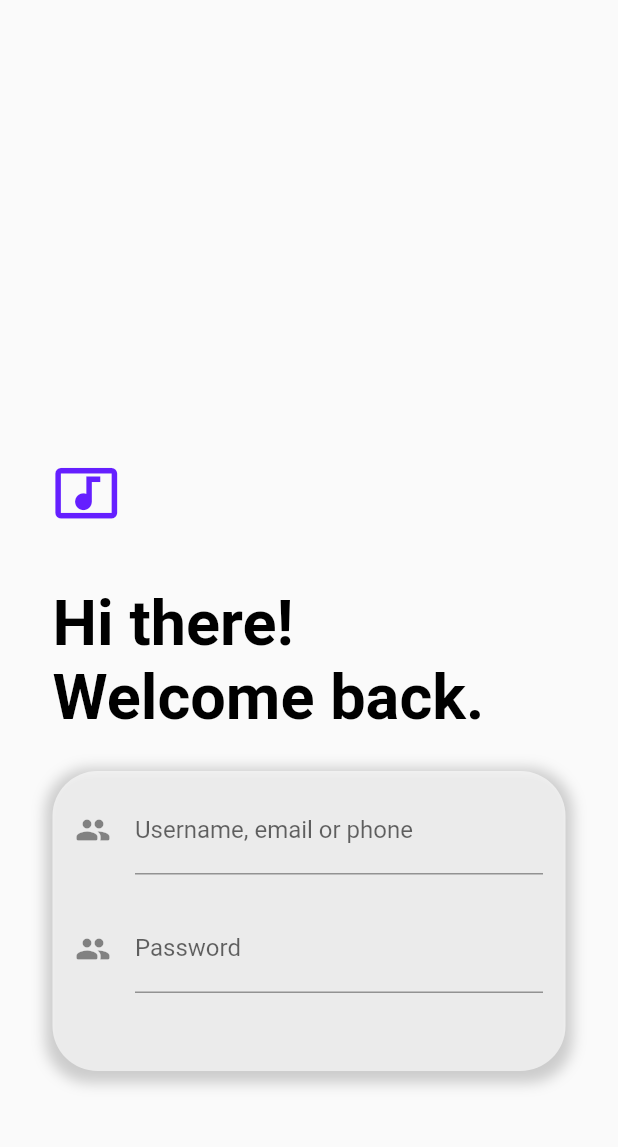
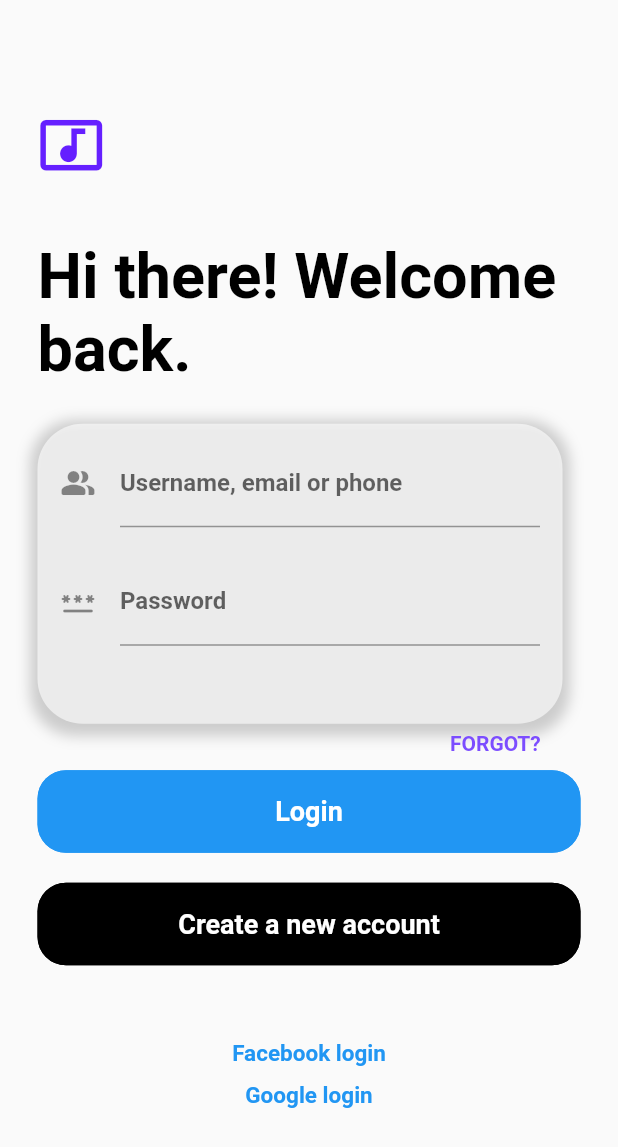
Before and after one commit to julicam10/Music-App-Basic-UI, a Flutter app: the screen it shows after launch, after a tap on "Login", on a phone screen of 412 x 824 dp. Shown: the top 1147 px of the screen. Run offline on Flutter 3.47's test engine with Material 2 defaults, Android fonts, the phone set to English and light mode, and no system bars.

Commit message:
Se termino la interfaz de login y se comenzo a trabajar en la interfaz de signup

```diff
--- a/lib/pages/login_page.dart
+++ b/lib/pages/login_page.dart
@@ -1,8 +1,10 @@
 import 'package:flutter/material.dart';
 import 'package:music_app_ui/widgets/main_text.dart';
 
+import '../widgets/buttons_login.dart';
 import '../widgets/icon_logo.dart';
 import '../widgets/textform.dart';
+import '../widgets/texts_login.dart';
 
 class LoginPage extends StatelessWidget {
   const LoginPage({Key? key}) : super(key: key);
@@ -11,25 +13,63 @@ class LoginPage extends StatelessWidget {
   Widget build(BuildContext context) {
     return Scaffold(
       body: Container(
-        padding:
-            const EdgeInsets.only(left: 35, right: 35, top: 75, bottom: 100),
+        alignment: Alignment.center,
+        padding: const EdgeInsets.only(top: 25, bottom: 25),
+        child: SingleChildScrollView(
           child: Column(
             mainAxisAlignment: MainAxisAlignment.end,
             crossAxisAlignment: CrossAxisAlignment.start,
             children: const [
               Padding(
-              padding: EdgeInsets.symmetric(vertical: 10),
+                padding: EdgeInsets.symmetric(vertical: 10, horizontal: 25),
                 child: IconLogo(size: 45),
               ),
               Padding(
-              padding: EdgeInsets.symmetric(vertical: 10),
+                padding: EdgeInsets.symmetric(vertical: 10, horizontal: 25),
                 child: MainText(text: 'Hi there! Welcome back.'),
               ),
               Padding(
-              padding: EdgeInsets.symmetric(vertical: 10),
+                padding: EdgeInsets.only(top: 10, bottom: 5, left: 25),
                 child: ContainerTextFrom(),
-            )
+              ),
+              Padding(
+                padding: EdgeInsets.only(left: 300),
+                child: Text(
+                  'FORGOT?',
+                  style: TextStyle(
+                    fontWeight: FontWeight.bold,
+                    color: Colors.deepPurpleAccent,
+                  ),
+                ),
+              ),
+              Padding(
+                padding: EdgeInsets.symmetric(vertical: 10, horizontal: 25),
+                child: Buttons(
+                  text: 'Login',
+                  color: Colors.blue,
+                ),
+              ),
+              Padding(
+                padding: EdgeInsets.symmetric(vertical: 10, horizontal: 25),
+                child: Buttons(
+                  text: 'Create a new account',
+                  color: Colors.black,
+                ),
+              ),
+              Padding(
+                padding: EdgeInsets.only(top: 40, bottom: 5),
+                child: TextsLogins(
+                  text: 'Facebook login',
+                ),
+              ),
+              Padding(
+                padding: EdgeInsets.only(top: 5, bottom: 35),
+                child: TextsLogins(
+                  text: 'Google login',
+                ),
+              ),
             ],
+          ),
         ),
       ),
     );
--- /dev/null
+++ b/lib/widgets/buttons_login.dart
@@ -0,0 +1,38 @@
+import 'package:flutter/material.dart';
+
+class Buttons extends StatelessWidget {
+  const Buttons({
+    Key? key,
+    required this.text,
+    required this.color,
+  }) : super(key: key);
+
+  final String text;
+  final Color color;
+
+  @override
+  Widget build(BuildContext context) {
+    return ElevatedButton(
+      style: ElevatedButton.styleFrom(
+        fixedSize: const Size(500, 55),
+        side: BorderSide(width: 1, color: color),
+        primary: color,
+        onPrimary: color,
+        elevation: 0,
+        shape: RoundedRectangleBorder(
+          borderRadius: BorderRadius.circular(19),
+        ),
+        alignment: Alignment.center,
+      ),
+      child: Text(
+        text,
+        style: const TextStyle(
+          fontWeight: FontWeight.bold,
+          color: Colors.white,
+          fontSize: 18,
+        ),
+      ),
+      onPressed: () => Navigator.pushNamed(context, 'singup_page'),
+    );
+  }
+}
--- a/lib/widgets/textform.dart
+++ b/lib/widgets/textform.dart
@@ -28,11 +28,20 @@ class ContainerTextFrom extends StatelessWidget {
               child: TextFormLogin(
                 hintText: 'Username, email or phone',
                 label: 'Username, email or phone',
+                icon: Icon(Icons.people_alt_rounded),
+                textInputType: TextInputType.emailAddress,
+                obscureText: false,
               ),
             ),
             Padding(
               padding: EdgeInsets.symmetric(horizontal: 15, vertical: 10),
-              child: TextFormLogin(hintText: 'Password', label: 'Password'),
+              child: TextFormLogin(
+                hintText: 'Password',
+                label: 'Password',
+                icon: Icon(Icons.password_rounded),
+                textInputType: TextInputType.visiblePassword,
+                obscureText: true,
+              ),
             ),
           ],
         ),
@@ -46,19 +55,29 @@ class TextFormLogin extends StatelessWidget {
     Key? key,
     required this.hintText,
     required this.label,
+    this.icon,
+    required this.textInputType,
+    required this.obscureText,
   }) : super(key: key);
 
   final String hintText;
   final String label;
+  final Icon? icon;
+  final TextInputType textInputType;
+  final bool obscureText;
 
   @override
   Widget build(BuildContext context) {
     return TextFormField(
-      keyboardType: TextInputType.emailAddress,
+      obscureText: obscureText,
+      keyboardType: textInputType,
       decoration: InputDecoration(
-        icon: const Icon(Icons.people_rounded),
-        hintText: '$hintText',
-        label: Text('$label'),
+        icon: icon,
+        hintText: hintText,
+        label: Text(
+          label,
+          style: const TextStyle(fontWeight: FontWeight.bold),
+        ),
       ),
     );
   }
--- /dev/null
+++ b/lib/widgets/texts_login.dart
@@ -0,0 +1,25 @@
+import 'package:flutter/material.dart';
+
+class TextsLogins extends StatelessWidget {
+  const TextsLogins({
+    Key? key,
+    required this.text,
+  }) : super(key: key);
+
+  final String text;
+
+  @override
+  Widget build(BuildContext context) {
+    return Container(
+      alignment: Alignment.center,
+      child: Text(
+        text,
+        style: const TextStyle(
+          color: Colors.blue,
+          fontWeight: FontWeight.bold,
+          fontSize: 15,
+        ),
+      ),
+    );
+  }
+}
--- a/pubspec.yaml
+++ b/pubspec.yaml
@@ -58,8 +58,8 @@ flutter:
   uses-material-design: true
 
   # To add assets to your application, add an assets section, like this:
-  # assets:
-  #   - images/a_dot_burr.jpeg
+  assets:
+    - assets/img/
   #   - images/a_dot_ham.jpeg
 
   # An image asset can refer to one or more resolution-specific "variants", see
```
Also changed, not shown: lib/pages/singup_page.dart (+29 -1 lines), lib/widgets/container_sigup.dart (added, +69 -0 lines), lib/widgets/img_icon.dart (added, +23 -0 lines), assets/img/user.png (added). Lines whose indentation alone changed are shown as unchanged.
